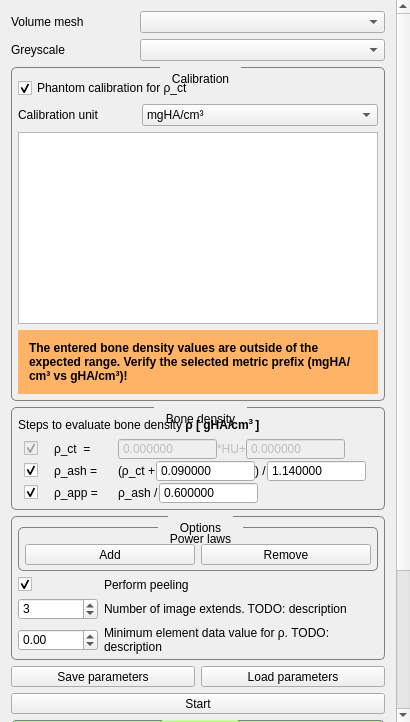
Qt form Plugins/ch.zhaw.materialmapping/src/internal/MaterialMappingViewControls.ui (araex/mitk-gem) before a commit.
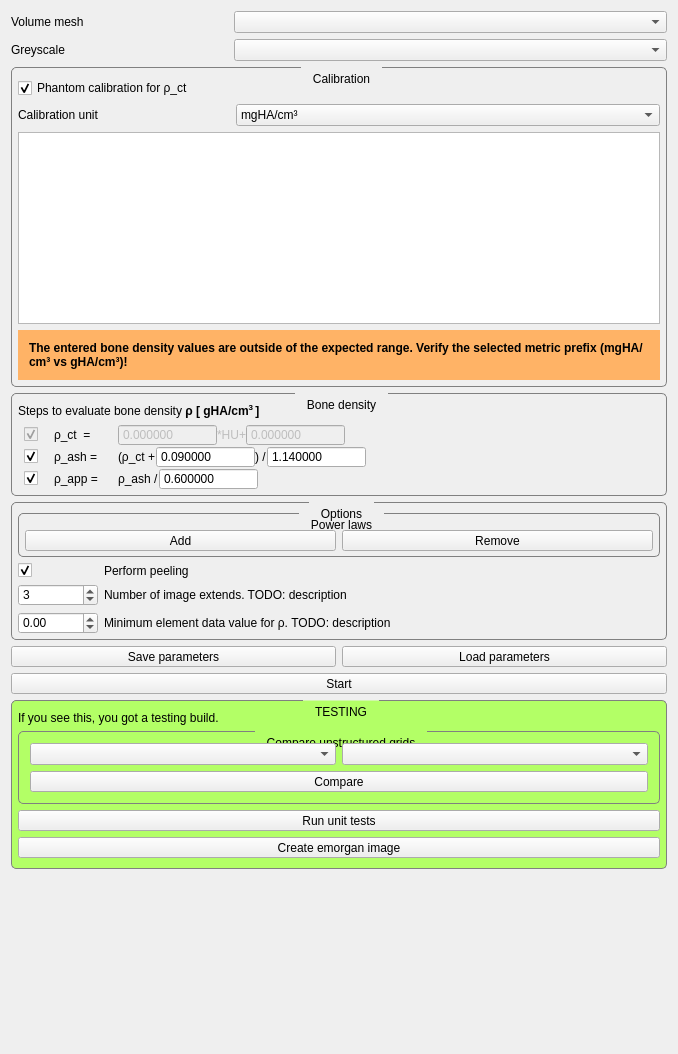
The same form after that commit. Custom widgets are drawn as their Qt base class.

The edit to the form file:
```diff
--- a/Plugins/ch.zhaw.materialmapping/src/internal/MaterialMappingViewControls.ui
+++ b/Plugins/ch.zhaw.materialmapping/src/internal/MaterialMappingViewControls.ui
@@ -6,8 +6,8 @@
    <rect>
     <x>0</x>
     <y>0</y>
-    <width>410</width>
-    <height>722</height>
+    <width>678</width>
+    <height>1054</height>
    </rect>
   </property>
   <property name="sizePolicy">
@@ -95,9 +95,9 @@
       <property name="geometry">
        <rect>
         <x>0</x>
-        <y>-373</y>
-        <width>397</width>
-        <height>1095</height>
+        <y>0</y>
+        <width>678</width>
+        <height>1054</height>
        </rect>
       </property>
       <layout class="QVBoxLayout" name="verticalLayout_15">
```
Left out of the diff: 179 changed lines with no effect on the pictures.
